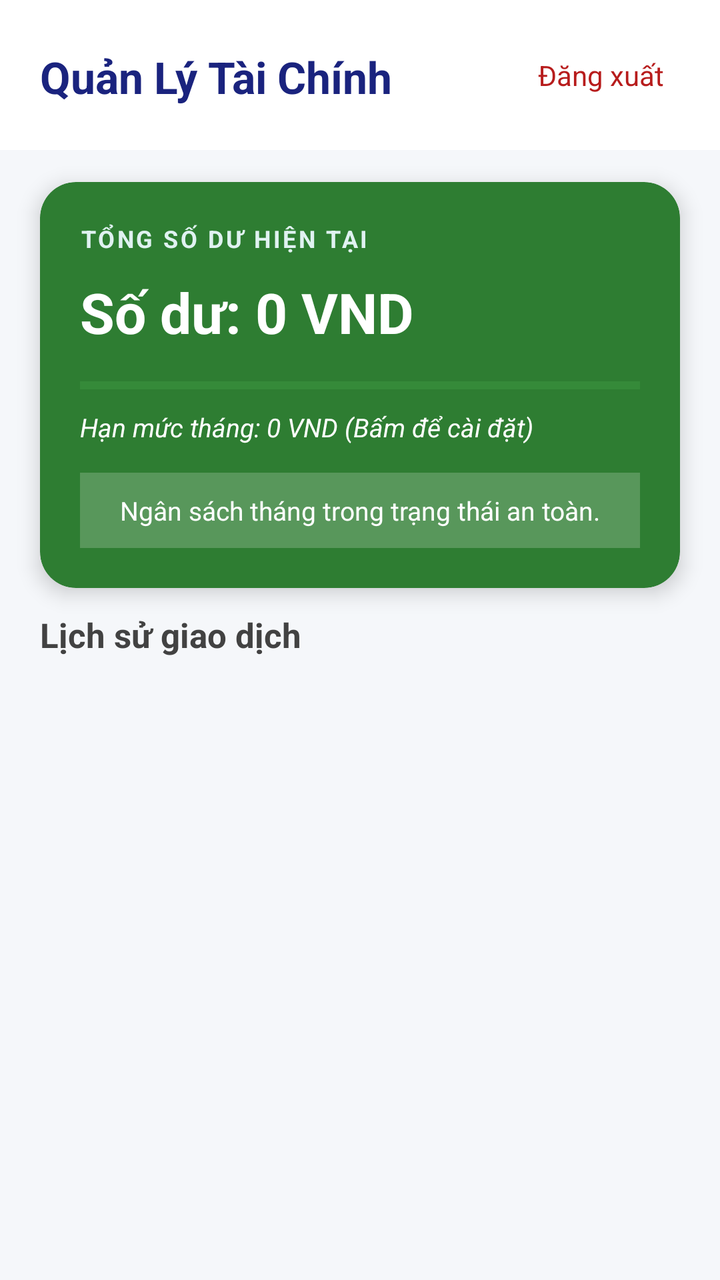
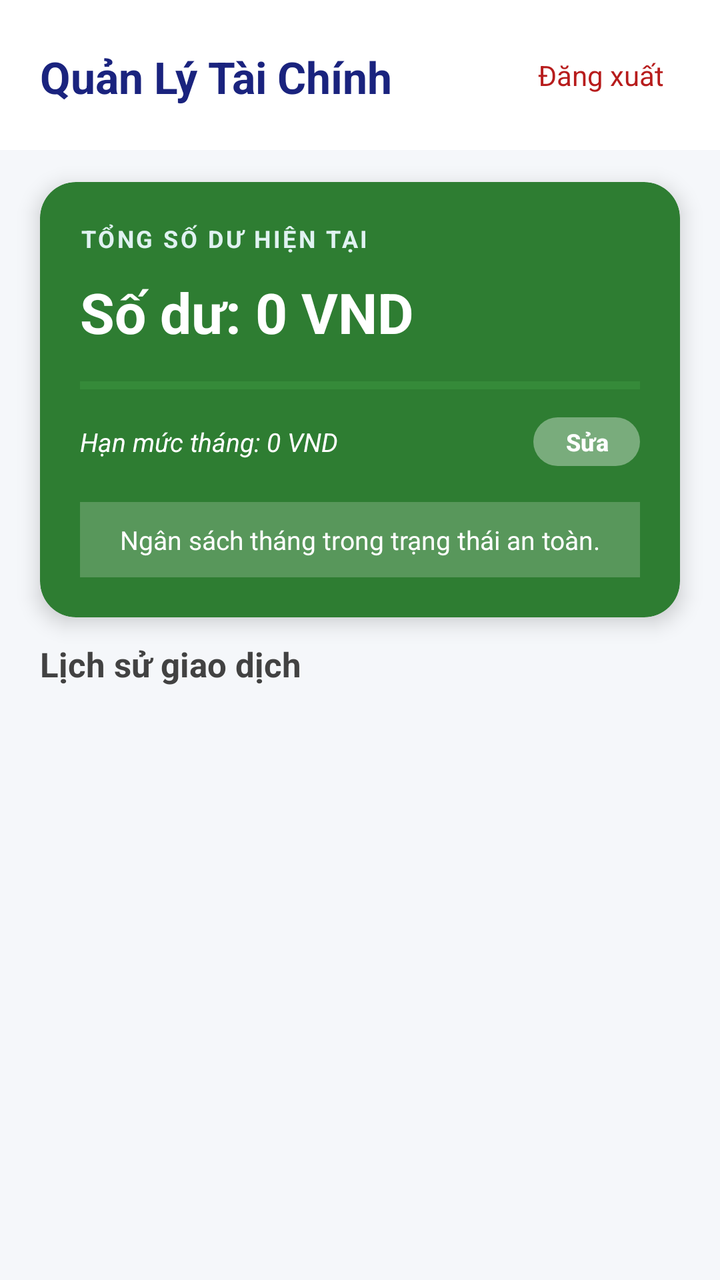

Compare the two renders of this Android layout. The source of the first and the diff that turns it into the second are given below.
<!-- AndroidManifest.xml: application theme Theme.QuanLyChiTieu -->
<!-- res/layout/fragment_wallet.xml -->
<?xml version="1.0" encoding="utf-8"?>
<LinearLayout xmlns:android="http://schemas.android.com/apk/res/android"
    xmlns:app="http://schemas.android.com/apk/res-auto"
    android:layout_width="match_parent"
    android:layout_height="match_parent"
    android:background="#F5F7FA"
    android:orientation="vertical">

    <LinearLayout
        android:id="@+id/llHeader"
        android:layout_width="match_parent"
        android:layout_height="wrap_content"
        android:background="@android:color/white"
        android:gravity="center_vertical"
        android:orientation="horizontal"
        android:padding="20dp">

        <LinearLayout
            android:layout_width="0dp"
            android:layout_height="wrap_content"
            android:layout_weight="1"
            android:orientation="vertical">

            <TextView
                android:layout_width="wrap_content"
                android:layout_height="wrap_content"
                android:layout_marginTop="2dp"
                android:text="Quản Lý Tài Chính"
                android:textColor="#1A237E"
                android:textSize="22sp"
                android:textStyle="bold" />
        </LinearLayout>

        <TextView
            android:id="@+id/tvLogout"
            android:layout_width="wrap_content"
            android:layout_height="wrap_content"
            android:clickable="true"
            android:focusable="true"
            android:padding="8dp"
            android:text="Đăng xuất"
            android:textColor="#B71C1C"
            android:textSize="14sp" />
    </LinearLayout>

    <androidx.cardview.widget.CardView
        android:id="@+id/cardWallet"
        android:layout_width="match_parent"
        android:layout_height="wrap_content"
        android:layout_marginHorizontal="20dp"
        android:layout_marginTop="16dp"
        android:layout_marginBottom="12dp"
        app:cardBackgroundColor="#2E7D32"
        app:cardCornerRadius="18dp"
        app:cardElevation="6dp">

        <LinearLayout
            android:layout_width="match_parent"
            android:layout_height="wrap_content"
            android:orientation="vertical"
            android:padding="20dp">

            <TextView
                android:layout_width="wrap_content"
                android:layout_height="wrap_content"
                android:letterSpacing="0.1"
                android:text="TỔNG SỐ DƯ HIỆN TẠI"
                android:textColor="#E0F2F1"
                android:textSize="12sp"
                android:textStyle="bold" />

            <TextView
                android:id="@+id/tvBalance"
                android:layout_width="wrap_content"
                android:layout_height="wrap_content"
                android:layout_marginTop="10dp"
                android:text="Số dư: 0 VND"
                android:textColor="@android:color/white"
                android:textSize="28sp"
                android:textStyle="bold" />

            <ProgressBar
                android:id="@+id/pbBudget"
                style="?android:attr/progressBarStyleHorizontal"
                android:layout_width="match_parent"
                android:layout_height="8dp"
                android:layout_marginTop="14dp"
                android:max="100"
                android:progress="0"
                android:progressBackgroundTint="#4CAF50"
                android:progressTint="#DEFF9A" />

            <TextView
                android:id="@+id/tvBudgetDisplay"
                android:layout_width="wrap_content"
                android:layout_height="wrap_content"
                android:layout_marginTop="8dp"
                android:clickable="true"
                android:focusable="true"
                android:text="Hạn mức tháng: 0 VND (Bấm để cài đặt)"
                android:textColor="#FFFFFF"
                android:textSize="13sp"
                android:textStyle="italic" />

            <TextView
                android:id="@+id/tvBudgetStatus"
                android:layout_width="match_parent"
                android:layout_height="wrap_content"
                android:layout_marginTop="14dp"
                android:background="#33FFFFFF"
                android:gravity="center"
                android:padding="10dp"
                android:text="Ngân sách tháng trong trạng thái an toàn."
                android:textColor="@android:color/white"
                android:textSize="13sp" />
        </LinearLayout>

    </androidx.cardview.widget.CardView>

    <TextView
        android:id="@+id/tvHistoryTitle"
        android:layout_width="wrap_content"
        android:layout_height="wrap_content"
        android:layout_marginStart="20dp"
        android:layout_marginBottom="8dp"
        android:text="Lịch sử giao dịch"
        android:textColor="#424242"
        android:textSize="17sp"
        android:textStyle="bold" />

    <androidx.recyclerview.widget.RecyclerView
        android:id="@+id/rvTransactions"
        android:layout_width="match_parent"
        android:layout_height="0dp"
        android:layout_weight="1"
        android:layout_marginHorizontal="16dp"
        android:clipToPadding="false"
        android:paddingBottom="8dp"
        android:scrollbars="vertical" />

</LinearLayout>
<!-- resources referenced by this layout -->
<resources>
  <style name="Theme.QuanLyChiTieu" parent="Base.Theme.QuanLyChiTieu" />
  <style name="Base.Theme.QuanLyChiTieu" parent="Theme.Material3.DayNight.NoActionBar">
          
          
      </style>
</resources>

<!-- the commit's change to res/layout/fragment_wallet.xml (unified diff, before → after) -->
@@ -90,17 +90,38 @@
                 android:progressBackgroundTint="#4CAF50"
                 android:progressTint="#DEFF9A" />
 
-            <TextView
-                android:id="@+id/tvBudgetDisplay"
-                android:layout_width="wrap_content"
+            <LinearLayout
+                android:layout_width="match_parent"
                 android:layout_height="wrap_content"
                 android:layout_marginTop="8dp"
-                android:clickable="true"
-                android:focusable="true"
-                android:text="Hạn mức tháng: 0 VND (Bấm để cài đặt)"
-                android:textColor="#FFFFFF"
-                android:textSize="13sp"
-                android:textStyle="italic" />
+                android:gravity="center_vertical"
+                android:orientation="horizontal">
+
+                <TextView
+                    android:id="@+id/tvBudgetDisplay"
+                    android:layout_width="0dp"
+                    android:layout_height="wrap_content"
+                    android:layout_weight="1"
+                    android:text="Hạn mức tháng: 0 VND"
+                    android:textColor="#FFFFFF"
+                    android:textSize="13sp"
+                    android:textStyle="italic" />
+
+                <Button
+                    android:id="@+id/btnEditBudget"
+                    android:layout_width="wrap_content"
+                    android:layout_height="wrap_content"
+                    android:text="Sửa"
+                    android:textColor="#FFFFFF"
+                    android:textSize="12sp"
+                    android:textStyle="bold"
+                    android:backgroundTint="#33FFFFFF"
+                    android:paddingHorizontal="16dp"
+                    android:paddingVertical="4dp"
+                    android:minHeight="0dp"
+                    android:minWidth="0dp"
+                    android:stateListAnimator="@null" />
+            </LinearLayout>
 
             <TextView
                 android:id="@+id/tvBudgetStatus"
